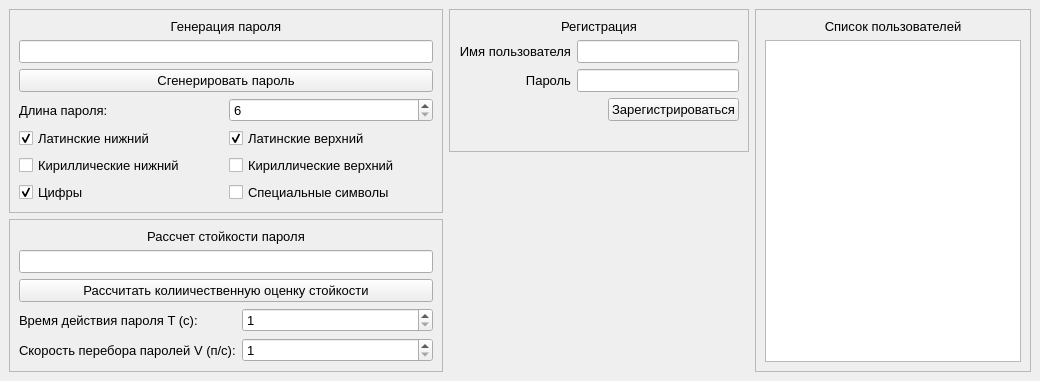
First picture: the form in main_window.ui, repository SteamMachinist/biometric, before the edit.
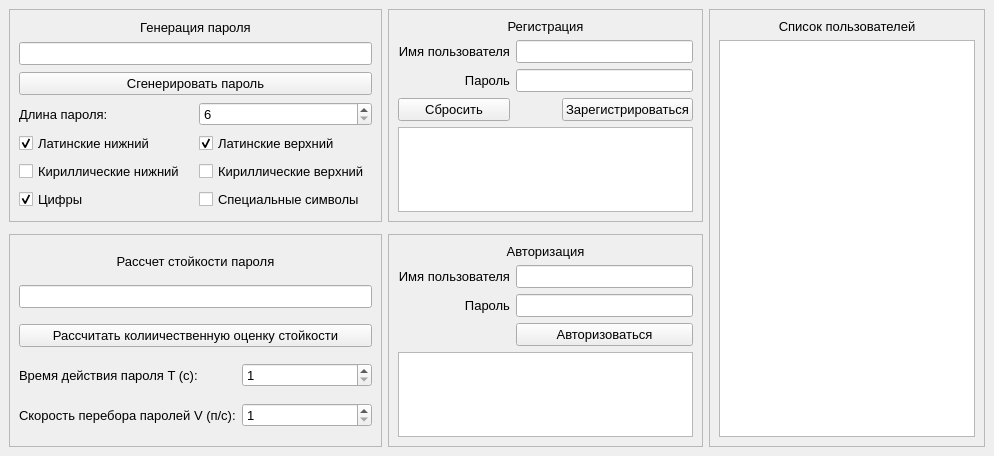
Second picture: the form after the edit.

What changed in the file:
```diff
--- a/main_window.ui
+++ b/main_window.ui
@@ -6,8 +6,8 @@
    <rect>
     <x>0</x>
     <y>0</y>
-    <width>1040</width>
-    <height>374</height>
+    <width>994</width>
+    <height>456</height>
    </rect>
   </property>
   <property name="font">
@@ -20,186 +20,20 @@
   </property>
   <widget class="QWidget" name="centralWidget">
    <layout class="QGridLayout" name="gridLayout_2">
-    <item row="0" column="3" rowspan="4">
-     <widget class="QFrame" name="frame_2">
-      <property name="frameShape">
-       <enum>QFrame::StyledPanel</enum>
-      </property>
-      <property name="frameShadow">
-       <enum>QFrame::Plain</enum>
-      </property>
-      <layout class="QGridLayout" name="gridLayout_5">
-       <item row="1" column="0" colspan="2">
-        <widget class="QTableView" name="tableViewUsersList"/>
-       </item>
-       <item row="0" column="0" colspan="2">
-        <widget class="QLabel" name="labelUsersList">
-         <property name="text">
-          <string>Список пользователей</string>
-         </property>
-         <property name="alignment">
-          <set>Qt::AlignCenter</set>
-         </property>
-        </widget>
-       </item>
-      </layout>
-     </widget>
-    </item>
-    <item row="0" column="2">
-     <widget class="QFrame" name="frame">
-      <property name="sizePolicy">
-       <sizepolicy hsizetype="Preferred" vsizetype="Preferred">
-        <horstretch>0</horstretch>
-        <verstretch>0</verstretch>
-       </sizepolicy>
-      </property>
-      <property name="minimumSize">
-       <size>
-        <width>300</width>
-        <height>0</height>
-       </size>
-      </property>
-      <property name="frameShape">
-       <enum>QFrame::StyledPanel</enum>
-      </property>
-      <property name="frameShadow">
-       <enum>QFrame::Plain</enum>
-      </property>
-      <layout class="QGridLayout" name="gridLayout_4">
-       <item row="3" column="2">
-        <widget class="QPushButton" name="pushButtonRegister">
-         <property name="text">
-          <string>Зарегистрироваться</string>
-         </property>
-        </widget>
-       </item>
-       <item row="2" column="1" colspan="2">
-        <widget class="QLineEdit" name="lineEditRegistrationPassword"/>
-       </item>
-       <item row="1" column="1" colspan="2">
-        <widget class="QLineEdit" name="lineEditUsername"/>
-       </item>
-       <item row="1" column="0">
-        <widget class="QLabel" name="labelUsername">
-         <property name="text">
-          <string>Имя пользователя</string>
-         </property>
-         <property name="alignment">
-          <set>Qt::AlignRight|Qt::AlignTrailing|Qt::AlignVCenter</set>
-         </property>
-        </widget>
-       </item>
-       <item row="2" column="0">
-        <widget class="QLabel" name="labelPassword">
-         <property name="text">
-          <string>Пароль</string>
-         </property>
-         <property name="alignment">
-          <set>Qt::AlignRight|Qt::AlignTrailing|Qt::AlignVCenter</set>
-         </property>
-        </widget>
-       </item>
-       <item row="3" column="0" colspan="2">
-        <spacer name="horizontalSpacer">
-         <property name="orientation">
-          <enum>Qt::Horizontal</enum>
-         </property>
-         <property name="sizeHint" stdset="0">
-          <size>
-           <width>40</width>
-           <height>20</height>
-          </size>
-         </property>
-        </spacer>
-       </item>
-       <item row="0" column="0" colspan="3">
-        <widget class="QLabel" name="labelRegistration">
-         <property name="text">
-          <string>Регистрация</string>
-         </property>
-         <property name="alignment">
-          <set>Qt::AlignCenter</set>
-         </property>
-        </widget>
-       </item>
-       <item row="4" column="0" colspan="3">
-        <widget class="QLabel" name="labelMessage">
-         <property name="text">
-          <string/>
-         </property>
-        </widget>
-       </item>
-      </layout>
-     </widget>
-    </item>
-    <item row="2" column="0" rowspan="2" colspan="2">
-     <widget class="QFrame" name="frameCalculatePasswordStrength">
-      <property name="frameShape">
-       <enum>QFrame::StyledPanel</enum>
-      </property>
-      <property name="frameShadow">
-       <enum>QFrame::Plain</enum>
-      </property>
-      <layout class="QGridLayout" name="gridLayout_3">
-       <item row="3" column="1">
-        <widget class="QSpinBox" name="spinBoxPasswordLifetime">
-         <property name="minimum">
-          <number>1</number>
-         </property>
-         <property name="maximum">
-          <number>999999999</number>
-         </property>
-        </widget>
-       </item>
-       <item row="4" column="0">
-        <widget class="QLabel" name="labelBruteforceSpeed">
-         <property name="text">
-          <string>Скорость перебора паролей V (п/с):</string>
-         </property>
-        </widget>
-       </item>
-       <item row="3" column="0">
-        <widget class="QLabel" name="labelPasswordLifetime">
-         <property name="text">
-          <string>Время действия пароля T (c):</string>
-         </property>
-        </widget>
-       </item>
-       <item row="2" column="0" colspan="2">
-        <widget class="QPushButton" name="pushButtonCalculatePasswordStrength">
-         <property name="text">
-          <string>Рассчитать колиичественную оценку стойкости</string>
-         </property>
-        </widget>
-       </item>
-       <item row="4" column="1">
-        <widget class="QSpinBox" name="spinBoxBruteforceSpeed">
-         <property name="minimum">
-          <number>1</number>
-         </property>
-         <property name="maximum">
-          <number>999999999</number>
-         </property>
-        </widget>
-       </item>
-       <item row="1" column="0" colspan="2">
-        <widget class="QLineEdit" name="lineEditPasswordStrength"/>
-       </item>
-       <item row="0" column="0" colspan="2">
-        <widget class="QLabel" name="labelPasswordStrengthCheck">
-         <property name="text">
-          <string>Рассчет стойкости пароля</string>
-         </property>
-         <property name="alignment">
-          <set>Qt::AlignCenter</set>
-         </property>
-        </widget>
-       </item>
-      </layout>
-     </widget>
-    </item>
-    <item row="0" column="0" rowspan="2" colspan="2">
+    <item row="1" column="0" colspan="2">
      <widget class="QFrame" name="frameGeneratePassword">
+      <property name="sizePolicy">
+       <sizepolicy hsizetype="Preferred" vsizetype="Minimum">
+        <horstretch>0</horstretch>
+        <verstretch>0</verstretch>
+       </sizepolicy>
+      </property>
+      <property name="minimumSize">
+       <size>
+        <width>0</width>
+        <height>200</height>
+       </size>
+      </property>
       <property name="frameShape">
        <enum>QFrame::StyledPanel</enum>
       </property>
@@ -273,6 +107,12 @@
        </item>
        <item row="0" column="0" colspan="2">
         <widget class="QLabel" name="labelPasswordGeneration">
+         <property name="sizePolicy">
+          <sizepolicy hsizetype="Preferred" vsizetype="Fixed">
+           <horstretch>0</horstretch>
+           <verstretch>0</verstretch>
+          </sizepolicy>
+         </property>
          <property name="text">
           <string>Генерация пароля</string>
          </property>
@@ -311,6 +151,313 @@
       </layout>
      </widget>
     </item>
+    <item row="3" column="0" colspan="2">
+     <widget class="QFrame" name="frameCalculatePasswordStrength">
+      <property name="sizePolicy">
+       <sizepolicy hsizetype="Preferred" vsizetype="Preferred">
+        <horstretch>0</horstretch>
+        <verstretch>0</verstretch>
+       </sizepolicy>
+      </property>
+      <property name="frameShape">
+       <enum>QFrame::StyledPanel</enum>
+      </property>
+      <property name="frameShadow">
+       <enum>QFrame::Plain</enum>
+      </property>
+      <layout class="QGridLayout" name="gridLayout_3">
+       <item row="3" column="1">
+        <widget class="QSpinBox" name="spinBoxPasswordLifetime">
+         <property name="minimum">
+          <number>1</number>
+         </property>
+         <property name="maximum">
+          <number>999999999</number>
+         </property>
+        </widget>
+       </item>
+       <item row="4" column="0">
+        <widget class="QLabel" name="labelBruteforceSpeed">
+         <property name="text">
+          <string>Скорость перебора паролей V (п/с):</string>
+         </property>
+        </widget>
+       </item>
+       <item row="3" column="0">
+        <widget class="QLabel" name="labelPasswordLifetime">
+         <property name="text">
+          <string>Время действия пароля T (c):</string>
+         </property>
+        </widget>
+       </item>
+       <item row="2" column="0" colspan="2">
+        <widget class="QPushButton" name="pushButtonCalculatePasswordStrength">
+         <property name="text">
+          <string>Рассчитать колиичественную оценку стойкости</string>
+         </property>
+        </widget>
+       </item>
+       <item row="4" column="1">
+        <widget class="QSpinBox" name="spinBoxBruteforceSpeed">
+         <property name="minimum">
+          <number>1</number>
+         </property>
+         <property name="maximum">
+          <number>999999999</number>
+         </property>
+        </widget>
+       </item>
+       <item row="1" column="0" colspan="2">
+        <widget class="QLineEdit" name="lineEditPasswordStrength"/>
+       </item>
+       <item row="0" column="0" colspan="2">
+        <widget class="QLabel" name="labelPasswordStrengthCheck">
+         <property name="sizePolicy">
+          <sizepolicy hsizetype="Preferred" vsizetype="Fixed">
+           <horstretch>0</horstretch>
+           <verstretch>0</verstretch>
+          </sizepolicy>
+         </property>
+         <property name="text">
+          <string>Рассчет стойкости пароля</string>
+         </property>
+         <property name="alignment">
+          <set>Qt::AlignCenter</set>
+         </property>
+        </widget>
+       </item>
+      </layout>
+     </widget>
+    </item>
+    <item row="1" column="2">
+     <widget class="QFrame" name="frameRegister">
+      <property name="sizePolicy">
+       <sizepolicy hsizetype="Preferred" vsizetype="Minimum">
+        <horstretch>0</horstretch>
+        <verstretch>0</verstretch>
+       </sizepolicy>
+      </property>
+      <property name="minimumSize">
+       <size>
+        <width>300</width>
+        <height>200</height>
+       </size>
+      </property>
+      <property name="baseSize">
+       <size>
+        <width>250</width>
+        <height>300</height>
+       </size>
+      </property>
+      <property name="frameShape">
+       <enum>QFrame::StyledPanel</enum>
+      </property>
+      <property name="frameShadow">
+       <enum>QFrame::Plain</enum>
+      </property>
+      <layout class="QGridLayout" name="gridLayout_4">
+       <item row="3" column="1" colspan="2">
+        <spacer name="horizontalSpacer">
+         <property name="orientation">
+          <enum>Qt::Horizontal</enum>
+         </property>
+         <property name="sizeHint" stdset="0">
+          <size>
+           <width>40</width>
+           <height>20</height>
+          </size>
+         </property>
+        </spacer>
+       </item>
+       <item row="3" column="3">
+        <widget class="QPushButton" name="pushButtonRegister">
+         <property name="text">
+          <string>Зарегистрироваться</string>
+         </property>
+        </widget>
+       </item>
+       <item row="3" column="0">
+        <widget class="QPushButton" name="pushButtonReset">
+         <property name="text">
+          <string>Сбросить</string>
+         </property>
+        </widget>
+       </item>
+       <item row="4" column="0" colspan="4">
+        <widget class="QTextBrowser" name="textBrowserRegisterLog">
+         <property name="sizePolicy">
+          <sizepolicy hsizetype="Expanding" vsizetype="Minimum">
+           <horstretch>0</horstretch>
+           <verstretch>0</verstretch>
+          </sizepolicy>
+         </property>
+         <property name="minimumSize">
+          <size>
+           <width>0</width>
+           <height>50</height>
+          </size>
+         </property>
+         <property name="baseSize">
+          <size>
+           <width>0</width>
+           <height>40</height>
+          </size>
+         </property>
+        </widget>
+       </item>
+       <item row="1" column="0">
+        <widget class="QLabel" name="labelUsername">
+         <property name="text">
+          <string>Имя пользователя</string>
+         </property>
+         <property name="alignment">
+          <set>Qt::AlignRight|Qt::AlignTrailing|Qt::AlignVCenter</set>
+         </property>
+        </widget>
+       </item>
+       <item row="2" column="0">
+        <widget class="QLabel" name="labelPassword">
+         <property name="text">
+          <string>Пароль</string>
+         </property>
+         <property name="alignment">
+          <set>Qt::AlignRight|Qt::AlignTrailing|Qt::AlignVCenter</set>
+         </property>
+        </widget>
+       </item>
+       <item row="1" column="1" colspan="3">
+        <widget class="QLineEdit" name="lineEditUsername"/>
+       </item>
+       <item row="2" column="1" colspan="3">
+        <widget class="QLineEdit" name="lineEditRegistrationPassword"/>
+       </item>
+       <item row="0" column="0" colspan="4">
+        <widget class="QLabel" name="labelRegistration">
+         <property name="text">
+          <string>Регистрация</string>
+         </property>
+         <property name="alignment">
+          <set>Qt::AlignCenter</set>
+         </property>
+        </widget>
+       </item>
+      </layout>
+     </widget>
+    </item>
+    <item row="3" column="2">
+     <widget class="QFrame" name="frameAuth">
+      <property name="minimumSize">
+       <size>
+        <width>270</width>
+        <height>0</height>
+       </size>
+      </property>
+      <property name="frameShape">
+       <enum>QFrame::StyledPanel</enum>
+      </property>
+      <property name="frameShadow">
+       <enum>QFrame::Plain</enum>
+      </property>
+      <layout class="QGridLayout" name="gridLayout_6">
+       <item row="2" column="0">
+        <widget class="QLabel" name="labelPasswordAuth">
+         <property name="text">
+          <string>Пароль</string>
+         </property>
+         <property name="alignment">
+          <set>Qt::AlignRight|Qt::AlignTrailing|Qt::AlignVCenter</set>
+         </property>
+        </widget>
+       </item>
+       <item row="2" column="1" colspan="2">
+        <widget class="QLineEdit" name="lineEditAuthPassword"/>
+       </item>
+       <item row="4" column="0" colspan="3">
+        <widget class="QTextBrowser" name="textBrowserAutorizeLog">
+         <property name="sizePolicy">
+          <sizepolicy hsizetype="Expanding" vsizetype="Minimum">
+           <horstretch>0</horstretch>
+           <verstretch>0</verstretch>
+          </sizepolicy>
+         </property>
+         <property name="minimumSize">
+          <size>
+           <width>0</width>
+           <height>50</height>
+          </size>
+         </property>
+         <property name="baseSize">
+          <size>
+           <width>0</width>
+           <height>40</height>
+          </size>
+         </property>
+        </widget>
+       </item>
+       <item row="3" column="1" colspan="2">
+        <widget class="QPushButton" name="pushButtonAuthorize">
+         <property name="text">
+          <string>Авторизоваться</string>
+         </property>
+        </widget>
+       </item>
+       <item row="0" column="0" colspan="3">
+        <widget class="QLabel" name="labelRegistrationAuth">
+         <property name="text">
+          <string>Авторизация</string>
+         </property>
+         <property name="alignment">
+          <set>Qt::AlignCenter</set>
+         </property>
+        </widget>
+       </item>
+       <item row="1" column="0">
+        <widget class="QLabel" name="labelUsernameAuth">
+         <property name="text">
+          <string>Имя пользователя</string>
+         </property>
+         <property name="alignment">
+          <set>Qt::AlignRight|Qt::AlignTrailing|Qt::AlignVCenter</set>
+         </property>
+        </widget>
+       </item>
+       <item row="1" column="1" colspan="2">
+        <widget class="QLineEdit" name="lineEditAuthUsername"/>
+       </item>
+      </layout>
+     </widget>
+    </item>
+    <item row="1" column="3" rowspan="3">
+     <widget class="QFrame" name="frameUsersList">
+      <property name="sizePolicy">
+       <sizepolicy hsizetype="Preferred" vsizetype="Preferred">
+        <horstretch>0</horstretch>
+        <verstretch>0</verstretch>
+       </sizepolicy>
+      </property>
+      <property name="frameShape">
+       <enum>QFrame::StyledPanel</enum>
+      </property>
+      <property name="frameShadow">
+       <enum>QFrame::Plain</enum>
+      </property>
+      <layout class="QGridLayout" name="gridLayout_5">
+       <item row="1" column="0" colspan="2">
+        <widget class="QTableView" name="tableViewUsersList"/>
+       </item>
+       <item row="0" column="0" colspan="2">
+        <widget class="QLabel" name="labelUsersList">
+         <property name="text">
+          <string>Список пользователей</string>
+         </property>
+         <property name="alignment">
+          <set>Qt::AlignCenter</set>
+         </property>
+        </widget>
+       </item>
+      </layout>
+     </widget>
+    </item>
    </layout>
   </widget>
  </widget>
```
